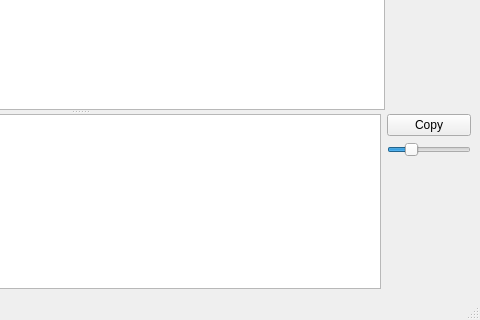
First picture: the form in mainwindow.ui, repository pousche/dwds-pyrser, before the edit; both pictures show x 320 to 800 and y 280 to 600 of the 800 by 600 pixel window.
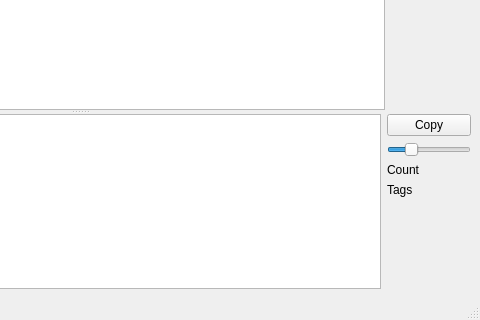
Second picture: the form after the edit.

Commit message: Added labels for tags and example count

```diff
--- a/mainwindow.ui
+++ b/mainwindow.ui
@@ -14,7 +14,7 @@
    <string>MainWindow</string>
   </property>
   <widget class="QWidget" name="centralwidget">
-   <layout class="QVBoxLayout" name="verticalLayout">
+   <layout class="QVBoxLayout" name="verticalLayoutMain">
     <item>
      <layout class="QHBoxLayout" name="vocab_layout">
       <item>
@@ -45,7 +45,7 @@
       <property name="orientation">
        <enum>Qt::Orientation::Vertical</enum>
       </property>
-      <widget class="QWidget" name="">
+      <widget class="QWidget" name="layoutWidget">
        <layout class="QGridLayout" name="gridLayout_grammar" columnstretch="0,1,0">
         <item row="0" column="2">
          <widget class="QPushButton" name="grammar_button_copy">
@@ -92,7 +92,7 @@
         </item>
        </layout>
       </widget>
-      <widget class="QWidget" name="">
+      <widget class="QWidget" name="layoutWidget">
        <layout class="QGridLayout" name="gridLayout_meaning" columnstretch="0,1,0">
         <item row="0" column="0">
          <widget class="QLabel" name="meaning_label">
@@ -139,8 +139,15 @@
         </item>
        </layout>
       </widget>
-      <widget class="QWidget" name="">
+      <widget class="QWidget" name="layoutWidget">
        <layout class="QGridLayout" name="gridLayout_examples" columnstretch="0,1,0">
+        <item row="0" column="0">
+         <widget class="QLabel" name="examples_label">
+          <property name="text">
+           <string>Beispiele</string>
+          </property>
+         </widget>
+        </item>
         <item row="1" column="2">
          <widget class="QSlider" name="examples_slider">
           <property name="minimum">
@@ -157,6 +164,9 @@
           </property>
          </widget>
         </item>
+        <item row="0" column="1" rowspan="5">
+         <widget class="QPlainTextEdit" name="examples_plainTextEdit"/>
+        </item>
         <item row="0" column="2">
          <widget class="QPushButton" name="examples_button_copy">
           <property name="text">
@@ -164,14 +174,7 @@
           </property>
          </widget>
         </item>
-        <item row="0" column="0">
-         <widget class="QLabel" name="examples_label">
-          <property name="text">
-           <string>Beispiele</string>
-          </property>
-         </widget>
-        </item>
-        <item row="2" column="2">
+        <item row="4" column="2">
          <spacer name="examples_spacer_copy">
           <property name="orientation">
            <enum>Qt::Orientation::Vertical</enum>
@@ -184,7 +187,7 @@
           </property>
          </spacer>
         </item>
-        <item row="1" column="0" rowspan="2">
+        <item row="1" column="0" rowspan="4">
          <spacer name="examples_spacer_label">
           <property name="orientation">
            <enum>Qt::Orientation::Vertical</enum>
@@ -197,8 +200,19 @@
           </property>
          </spacer>
         </item>
-        <item row="0" column="1" rowspan="3">
-         <widget class="QPlainTextEdit" name="examples_plainTextEdit"/>
+        <item row="3" column="2">
+         <widget class="QLabel" name="examples_label_tags">
+          <property name="text">
+           <string>Tags</string>
+          </property>
+         </widget>
+        </item>
+        <item row="2" column="2">
+         <widget class="QLabel" name="examples_label_count">
+          <property name="text">
+           <string>Count</string>
+          </property>
+         </widget>
         </item>
        </layout>
       </widget>
```
The commit also changes 6 other files.
